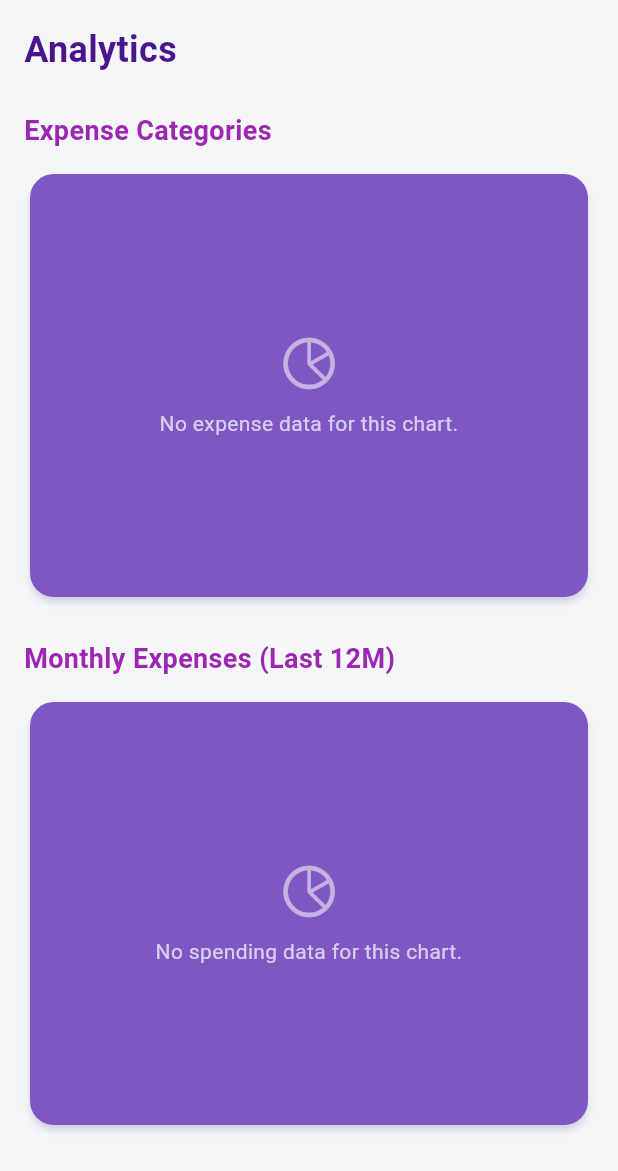
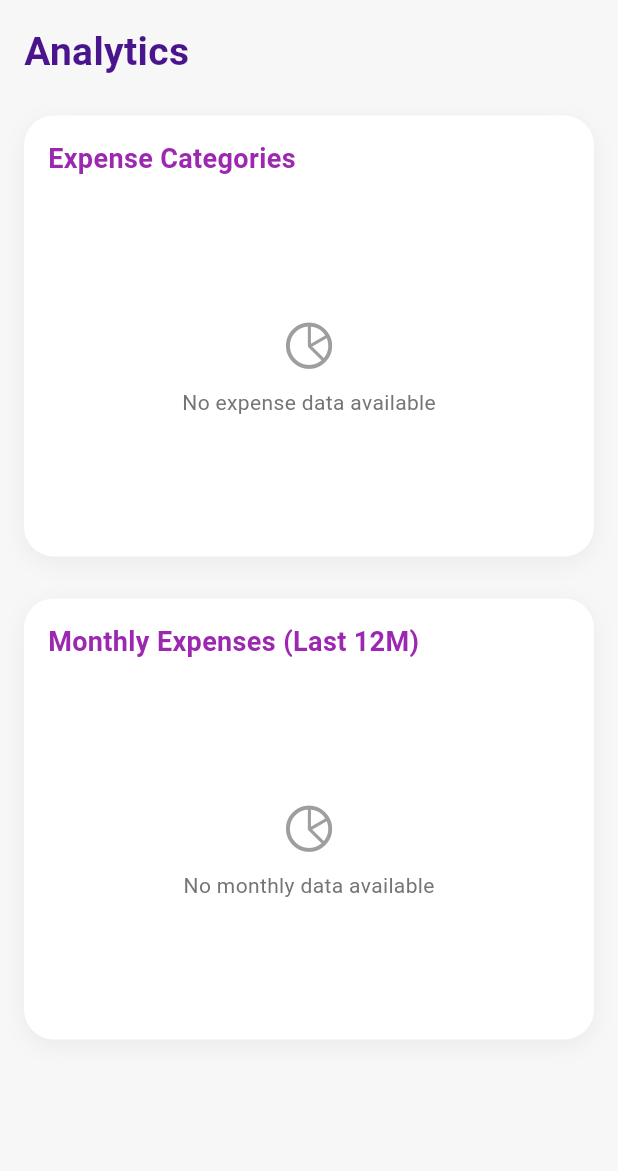
Before and after one commit to Shafee25/expanse-tracker, a Flutter app: the AnalyticsScreen screen opened directly, on a phone screen of 412 x 824 dp. Shown: the top 1171 px of the screen. Run offline on Flutter 3.47's test engine with Material 3 defaults, Android fonts, the phone set to English and light mode, and no system bars; our stand-ins replace fl_chart, flutter_slidable, google_fonts, hive, hive_flutter; accounts and stored records are empty.

Commit message:
refactor(analytics): simplify chart card creation and improve layout

```diff
--- a/lib/database/hive_database.dart
+++ b/lib/database/hive_database.dart
@@ -76,22 +76,21 @@ class HiveDatabase extends ChangeNotifier {
   // --- Chart Getters (for Analytics) ---
 
   // For Pie Chart
-  Map<String, double> get categoryExpenseDistribution {
-    Map<String, double> distribution = {};
+Map<String, double> get categoryExpenseDistribution {
+  Map<String, double> distribution = {
+    for (var c in categories) c: 0.0,
+  };
 
-    for (var category in categories) {
-      distribution[category] = 0.0;
+  for (var tx in _allTransactions) {
+    if (tx.type == 'expense') {
+      distribution[tx.category] =
+          distribution[tx.category]! + tx.amount;
     }
+  }
 
-    for (var tx in _allTransactions) {
-      if (tx.type == 'expense' && distribution.containsKey(tx.category)) {
-        distribution[tx.category] = distribution[tx.category]! + tx.amount;
-      }
-    }
-    // Remove categories with 0 expense
-    distribution.removeWhere((key, value) => value == 0.0);
-    return distribution;
-  }
+  return distribution; // DO NOT remove zeros
+}
+
 
   // For Bar Chart (Simple: 12 bars for last 12 months)
   // Returns a map where key=month index (1=Jan, 2=Feb), value=total expense
--- a/lib/screens/analytics_screen.dart
+++ b/lib/screens/analytics_screen.dart
@@ -1,11 +1,11 @@
 // lib/screens/analytics_screen.dart
 
+import 'package:flutter/cupertino.dart';
+import 'package:flutter/material.dart';
+import 'package:provider/provider.dart';
 import 'package:my_expanse_tracker/database/hive_database.dart';
 import 'package:my_expanse_tracker/widgets/category_pie_chart.dart';
 import 'package:my_expanse_tracker/widgets/monthly_bar_chart.dart';
-import 'package:flutter/cupertino.dart';
-import 'package:flutter/material.dart';
-import 'package:provider/provider.dart';
 
 class AnalyticsScreen extends StatelessWidget {
   const AnalyticsScreen({super.key});
@@ -13,17 +13,18 @@ class AnalyticsScreen extends StatelessWidget {
   @override
   Widget build(BuildContext context) {
     return Scaffold(
+      backgroundColor: const Color(0xFFF7F7F7),
       body: SafeArea(
         child: Consumer<HiveDatabase>(
           builder: (context, db, child) {
             final categoryData = db.categoryExpenseDistribution;
             final monthlyData = db.monthlyExpenseSummary;
 
-            bool hasExpenseData =
-                categoryData.isNotEmpty &&
+            final hasExpenseData =
                 categoryData.values.any((v) => v > 0);
-            bool hasMonthlyData =
-                monthlyData.isNotEmpty && monthlyData.values.any((v) => v > 0);
+
+            final hasMonthlyData =
+                monthlyData.values.any((v) => v > 0);
 
             return SingleChildScrollView(
               child: Padding(
@@ -34,53 +35,40 @@ class AnalyticsScreen extends StatelessWidget {
                     const Text(
                       'Analytics',
                       style: TextStyle(
-                        fontSize: 24,
+                        fontSize: 26,
                         fontWeight: FontWeight.bold,
-                        color: Color(0xFF4A148C), // Dark Purple
+                        color: Color(0xFF4A148C),
                       ),
                     ),
 
                     const SizedBox(height: 24),
 
-                    // --- Pie Chart Card ---
-                    _buildChartCard(
-                      // Now you pass the fully styled Text widget, and it will work.
-                      titleWidget: const Text(
-                        'Expense Categories',
-                        style: TextStyle(
-                          fontSize: 18,
-                          fontWeight: FontWeight.w600,
-                          color: Colors.purple,
-                        ),
-                      ),
-                      hasData: hasExpenseData,
-                      chart: Column(
-                        children: [
-                          const SizedBox(height: 20),
-                          CategoryPieChart(distribution: categoryData),
-                        ],
-                      ),
-                      emptyMessage: 'No expense data for this chart.',
+                    // -------- PIE CHART CARD ----------
+                    _card(
+                      title: "Expense Categories",
+                      child: hasExpenseData
+                          ? SizedBox(
+                              height: 260,
+                              child: CategoryPieChart(
+                                distribution: categoryData,
+                              ),
+                            )
+                          : _emptyChart("No expense data available"),
                     ),
-                    const SizedBox(height: 24),
 
-                    // --- Bar Chart Card ---
-                    _buildChartCard(
-                      // The second title remains white, as in the previous design.
-                      titleWidget: const Text(
-                        'Monthly Expenses (Last 12M)',
-                        style: TextStyle(
-                          fontSize: 18,
-                          fontWeight: FontWeight.w600,
-                          color: Colors.purple,
-                        ),
-                      ),
-                      hasData: hasMonthlyData,
-                      chart: SizedBox(
-                        height: 250,
-                        child: MonthlyBarChart(monthlySummary: monthlyData),
-                      ),
-                      emptyMessage: 'No spending data for this chart.',
+                    const SizedBox(height: 28),
+
+                    // -------- BAR CHART CARD ----------
+                    _card(
+                      title: "Monthly Expenses (Last 12M)",
+                      child: hasMonthlyData
+                          ? SizedBox(
+                              height: 260,
+                              child: MonthlyBarChart(
+                                monthlySummary: monthlyData,
+                              ),
+                            )
+                          : _emptyChart("No monthly data available"),
                     ),
                   ],
                 ),
@@ -92,51 +80,60 @@ class AnalyticsScreen extends StatelessWidget {
     );
   }
 
-  // --- THIS METHOD IS NOW FIXED ---
-  Widget _buildChartCard({
-    required Widget titleWidget, // Changed from String to Widget
-    required bool hasData,
-    required Widget chart,
-    required String emptyMessage,
-  }) {
-    return Column(
-      crossAxisAlignment: CrossAxisAlignment.start,
-      children: [
-        titleWidget, // Use the widget directly
-        const SizedBox(height: 12),
-        Card(
-          color: Colors.deepPurple.shade400,
-          elevation: 2,
-          shadowColor: Colors.deepPurple.withOpacity(0.3),
-          shape: RoundedRectangleBorder(
-            borderRadius: BorderRadius.circular(16.0),
+  // ---------- CARD STYLE ----------
+  Widget _card({required String title, required Widget child}) {
+    return Container(
+      width: double.infinity,
+      padding: const EdgeInsets.all(16),
+      decoration: BoxDecoration(
+        color: Colors.white,
+        borderRadius: BorderRadius.circular(20),
+        boxShadow: [
+          BoxShadow(
+            color: Colors.black.withOpacity(0.05),
+            blurRadius: 12,
+            offset: const Offset(0, 4),
+          )
+        ],
+      ),
+      child: Column(
+        crossAxisAlignment: CrossAxisAlignment.start,
+        children: [
+          Text(
+            title,
+            style: const TextStyle(
+              fontSize: 18,
+              fontWeight: FontWeight.w600,
+              color: Colors.purple,
+            ),
           ),
-          clipBehavior: Clip.antiAlias,
-          child: Padding(
-            padding: const EdgeInsets.all(16.0),
-            child: hasData ? chart : _buildEmptyState(emptyMessage),
-          ),
-        ),
-      ],
-    );
-  }
-
-  Widget _buildEmptyState(String message) {
-    return Container(
-      height: 250,
-      alignment: Alignment.center,
-      child: Column(
-        mainAxisAlignment: MainAxisAlignment.center,
-        children: [
-          Icon(CupertinoIcons.chart_pie, size: 40, color: Colors.white54),
-          const SizedBox(height: 10),
-          Text(
-            message,
-            textAlign: TextAlign.center,
-            style: TextStyle(color: Colors.white70),
-          ),
+          const SizedBox(height: 16),
+          child,
         ],
       ),
     );
   }
+
+  // -------- EMPTY STATE ----------
+  Widget _emptyChart(String text) {
+    return SizedBox(
+      height: 220,
+      child: Center(
+        child: Column(
+          mainAxisSize: MainAxisSize.min,
+          children: [
+            Icon(CupertinoIcons.chart_pie, size: 36, color: Colors.grey.shade500),
+            const SizedBox(height: 10),
+            Text(
+              text,
+              style: TextStyle(
+                fontSize: 14,
+                color: Colors.grey.shade600,
+              ),
+            ),
+          ],
+        ),
+      ),
+    );
+  }
 }
```
